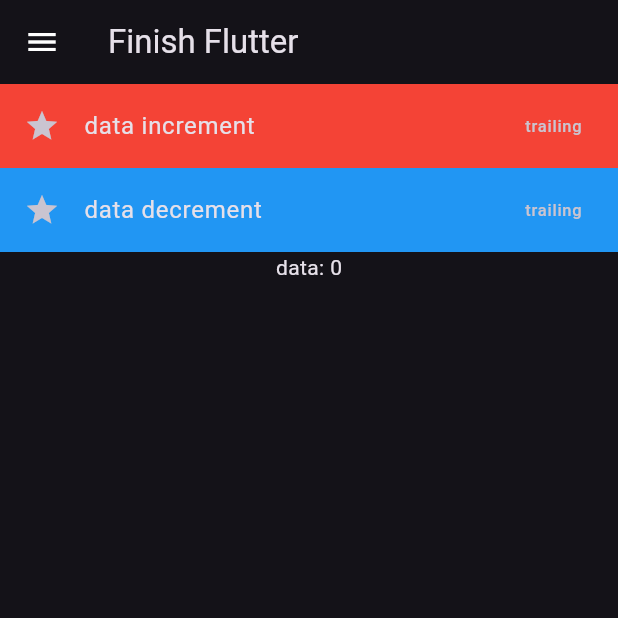
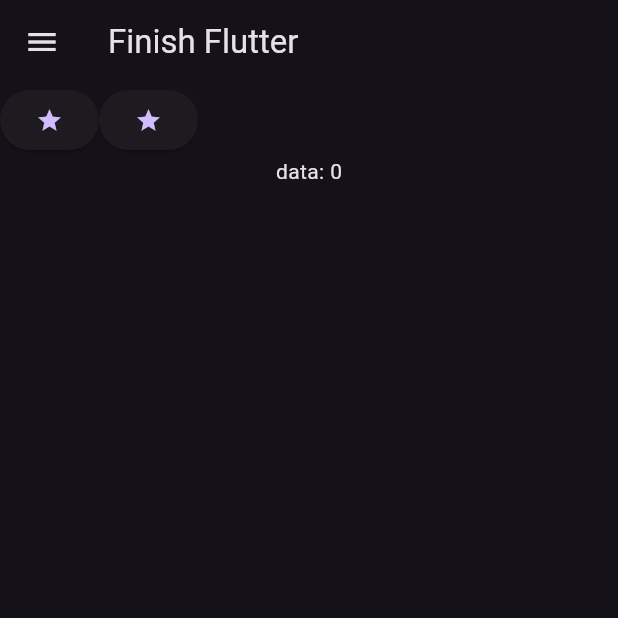
Before and after one commit to MNJTdhr/finish_flutter, a Flutter app: the screen it shows after launch, on a phone screen of 412 x 824 dp, the top half of it. Run offline on Flutter 3.47's test engine with Material 3 defaults, Android fonts, the light colour scheme and no system bars.

Commit message:
using wrap

```diff
--- a/lib/screens/screen1.dart
+++ b/lib/screens/screen1.dart
@@ -8,13 +8,14 @@ class Screen1 extends StatefulWidget {
 }
 
 class _Screen1State extends State<Screen1> {
-int _counter = 0;
+  int _counter = 0;
 
   void _incrementCounter() {
     setState(() {
       _counter++;
     });
   }
+
   void _decrementCounter() {
     setState(() {
       _counter--;
@@ -22,12 +23,11 @@ int _counter = 0;
   }
 
   @override
-
   Widget build(BuildContext context) {
     return Scaffold(
       appBar: AppBar(
         title: Text("Finish Flutter"),
-        leading: Icon(Icons.menu, color: Colors.white),
+        leading: Icon(Icons.menu),
       ),
       body: Stack(
         children: [
@@ -36,27 +36,22 @@ int _counter = 0;
           //   fit: BoxFit.cover,
           //   height: double.infinity,
           // ),
-          Column(
+          Wrap(
+            alignment: WrapAlignment.start,
             children: [
-              ListTile(
-                leading: Icon(Icons.star),
-                tileColor: Colors.red,
-                title: Text("data increment"),
-                trailing: Text('trailing'),
-                onTap: () {
+              ElevatedButton(
+                onPressed: () {
                   _incrementCounter();
                 },
+                child: Icon(Icons.star),
               ),
-              ListTile(
-                leading: Icon(Icons.star),
-                tileColor: Colors.blue,
-                title: Text("data decrement"),
-                trailing: Text('trailing'),
-                onTap: () {
+              ElevatedButton(
+                onPressed: () {
                   _decrementCounter();
                 },
+                child: Icon(Icons.star),
               ),
-              Center(child: Text("data: $_counter"),),
+              Center(child: Text("data: $_counter")),
             ],
           ),
         ],
```
